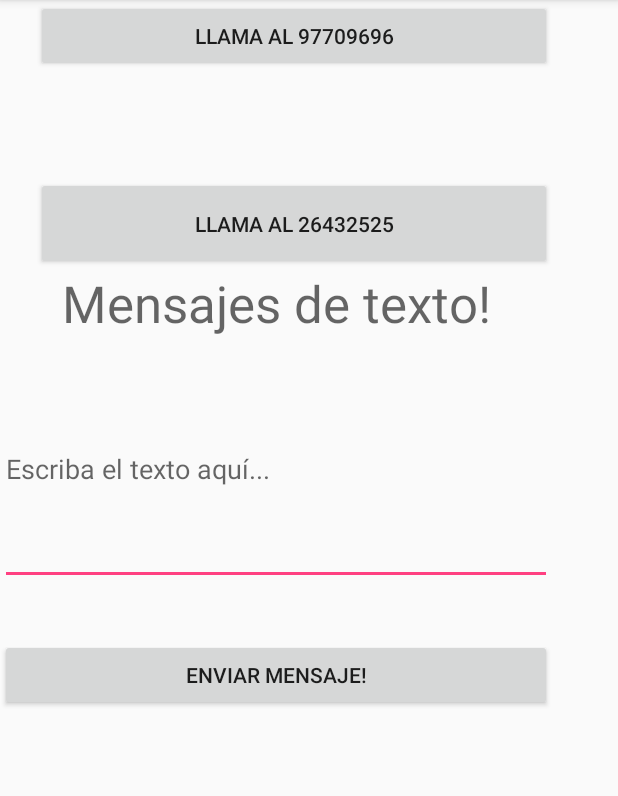
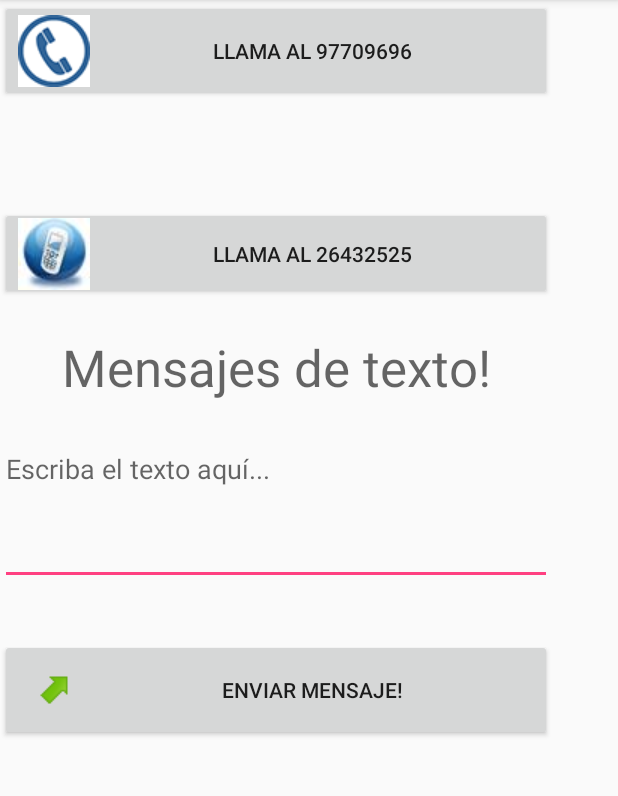
Before and after one commit to miguelhasbun/LaVozdelJunco, an Android app: the Contacto screen opened directly, with no data from a screen before it, on a phone screen of 412 x 824 dp, the part 84-880 px from its top. Run offline under Robolectric (Android 15) with nearby library versions, the phone set to English and light mode, and no system bars; libraries missing offline, so code that uses them is left out: cn.pedant.

Commit message:
Diseño mejorado del llámanos

```diff
--- a/app/src/main/java/com/example/dell/lavozdeljunco/MainActivity.java
+++ b/app/src/main/java/com/example/dell/lavozdeljunco/MainActivity.java
@@ -151,6 +151,19 @@ public class MainActivity extends AppCompatActivity {
         Intent URLinsta = new Intent(Intent.ACTION_VIEW, Uri.parse("https://www.instagram.com/vozdeljunco54/?hl=es"));
         startActivity(URLinsta);
     }
+
+    public void callhistoria(View view){
+        Intent URLhistoria = new Intent(Intent.ACTION_VIEW, Uri.parse("http://www.lavozdeljunco.com/historia.php"));
+        startActivity(URLhistoria);
+    }
+
+    public void calldirectorio(View view){
+        Intent URLdirectorio = new Intent(Intent.ACTION_VIEW, Uri.parse("http://www.lavozdeljunco.com/djs.php"));
+        startActivity(URLdirectorio);
+    }
+
+
+
     public void callcall(View view){
         Intent i= new Intent(this, Contacto.class);
         startActivity(i);
--- a/app/src/main/res/layout/activity_contacto.xml
+++ b/app/src/main/res/layout/activity_contacto.xml
@@ -14,28 +14,28 @@
 
         <Button
             android:id="@+id/b_fijo"
-            android:layout_width="227dp"
+            android:layout_width="match_parent"
             android:layout_height="62dp"
-            android:layout_alignLeft="@+id/b_contacto"
-            android:layout_alignStart="@+id/b_contacto"
             android:layout_below="@+id/b_contacto"
             android:layout_marginTop="70dp"
             android:text="Llama al 26432525"
+            android:drawableLeft="@drawable/telc"
             tools:layout_editor_absoluteX="29dp"
             tools:layout_editor_absoluteY="213dp"
             android:layout_alignRight="@+id/b_contacto"
-            android:layout_alignEnd="@+id/b_contacto" />
+            android:layout_alignEnd="@+id/b_contacto"
+            android:layout_alignParentLeft="true"
+            android:layout_alignParentStart="true" />
 
         <Button
             android:id="@+id/b_contacto"
             android:layout_width="match_parent"
             android:layout_height="wrap_content"
+            android:layout_alignParentTop="true"
+            android:text="Llama al 97709696"
+            android:drawableLeft="@drawable/telf"
             android:layout_alignParentLeft="true"
-            android:layout_alignParentStart="true"
-            android:layout_alignParentTop="true"
-            android:layout_marginLeft="24dp"
-            android:layout_marginStart="24dp"
-            android:text="Llama al 97709696" />
+            android:layout_alignParentStart="true" />
 
         <EditText
             android:id="@+id/editText"
@@ -70,18 +70,20 @@
             android:layout_alignParentRight="true"
             android:layout_below="@+id/editText2"
             android:layout_marginTop="36dp"
+            android:drawableLeft="@drawable/check"
             android:text="Enviar mensaje!" />
 
         <TextView
             android:id="@+id/textView2"
             android:layout_width="match_parent"
             android:layout_height="wrap_content"
-            android:layout_above="@+id/editText"
+            android:gravity="center"
+            android:text="Mensajes de texto!"
+            android:textAppearance="@style/TextAppearance.AppCompat.Display1"
+            android:layout_below="@+id/b_fijo"
             android:layout_alignParentLeft="true"
             android:layout_alignParentStart="true"
-            android:gravity="center"
-            android:text="Mensajes de texto!"
-            android:textAppearance="@style/TextAppearance.AppCompat.Display1" />
+            android:layout_marginTop="22dp" />
 
     </RelativeLayout>
 
--- a/app/src/main/res/layout/activity_main.xml
+++ b/app/src/main/res/layout/activity_main.xml
@@ -49,6 +49,7 @@
             android:layout_width="wrap_content"
             android:layout_height="wrap_content"
             android:text="Directorio"
+            android:onClick="calldirectorio"
             android:layout_above="@+id/button11"
             android:layout_alignParentLeft="true"
             android:layout_alignParentStart="true"
@@ -73,7 +74,7 @@
             android:layout_width="wrap_content"
             android:layout_height="wrap_content"
             android:text="Historia"
-            android:onClick="callhistory"
+            android:onClick="callhistoria"
             android:textSize="12sp"
             android:layout_above="@+id/b_call"
             android:layout_alignParentLeft="true"
```
Also changed, not shown: app/src/main/res/drawable/Icono Boton/Telefono.png (deleted), app/src/main/res/drawable/check.png (added), app/src/main/res/drawable/telc.jpg (added), app/src/main/res/drawable/telf.png (added).
